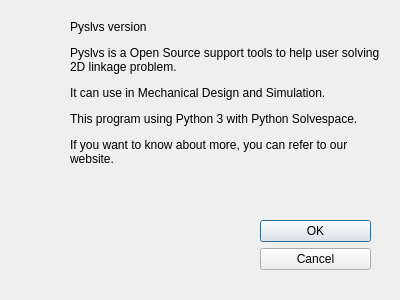
The window that core/info/version.ui (KmolYuan/Pyslvs-UI) describes before a commit, drawn with Qt 5.
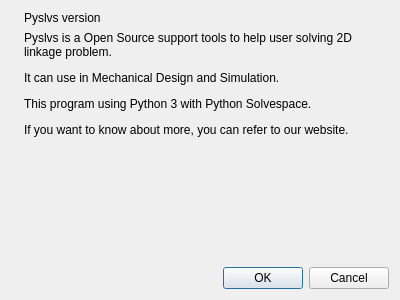
The same window after the commit. Icons and pictures are not drawn.

Patch:
```diff
--- a/core/info/version.ui
+++ b/core/info/version.ui
@@ -41,33 +41,16 @@
   <property name="modal">
    <bool>true</bool>
   </property>
-  <widget class="QDialogButtonBox" name="buttonBox">
-   <property name="geometry">
-    <rect>
-     <x>260</x>
-     <y>220</y>
-     <width>111</width>
-     <height>71</height>
-    </rect>
-   </property>
-   <property name="whatsThis">
-    <string>Click to exit</string>
-   </property>
-   <property name="orientation">
-    <enum>Qt::Vertical</enum>
-   </property>
-   <property name="standardButtons">
-    <set>QDialogButtonBox::Cancel|QDialogButtonBox::Ok</set>
-   </property>
-  </widget>
+  <layout class="QVBoxLayout" name="verticalLayout_2">
+   <item>
+    <layout class="QHBoxLayout" name="horizontalLayout">
+     <item>
   <widget class="QLabel" name="label">
-   <property name="geometry">
-    <rect>
-     <x>10</x>
-     <y>10</y>
-     <width>51</width>
-     <height>51</height>
-    </rect>
+       <property name="sizePolicy">
+        <sizepolicy hsizetype="Fixed" vsizetype="Preferred">
+         <horstretch>0</horstretch>
+         <verstretch>0</verstretch>
+        </sizepolicy>
    </property>
    <property name="whatsThis">
     <string>Pyslvs Icon!</string>
@@ -78,21 +61,33 @@
    <property name="pixmap">
     <pixmap resource="../../icons.qrc">:/icons/main.png</pixmap>
    </property>
-  </widget>
+       <property name="alignment">
+        <set>Qt::AlignLeading|Qt::AlignLeft|Qt::AlignTop</set>
+       </property>
+      </widget>
+     </item>
+     <item>
+      <layout class="QVBoxLayout" name="verticalLayout">
+       <item>
+        <widget class="QLabel" name="versionLabel">
+         <property name="sizePolicy">
+          <sizepolicy hsizetype="Preferred" vsizetype="Fixed">
+           <horstretch>0</horstretch>
+           <verstretch>0</verstretch>
+          </sizepolicy>
+         </property>
+         <property name="text">
+          <string>Pyslvs version</string>
+         </property>
+        </widget>
+       </item>
+       <item>
   <widget class="QLabel" name="label_2">
-   <property name="geometry">
-    <rect>
-     <x>70</x>
-     <y>20</y>
-     <width>311</width>
-     <height>191</height>
-    </rect>
-   </property>
    <property name="whatsThis">
     <string>Version Info</string>
    </property>
    <property name="text">
-    <string>&lt;html&gt;&lt;head/&gt;&lt;body&gt;&lt;p&gt;Pyslvs version&lt;/p&gt;&lt;p&gt;Pyslvs is a Open Source support tools to help user solving 2D linkage problem.&lt;/p&gt;&lt;p&gt;It can use in Mechanical Design and Simulation.&lt;/p&gt;&lt;p&gt;This program using Python 3 with Python Solvespace.&lt;/p&gt;&lt;p&gt;If you want to know about more, you can refer to our website.&lt;/p&gt;&lt;/body&gt;&lt;/html&gt;</string>
+          <string>&lt;html&gt;&lt;head/&gt;&lt;body&gt;&lt;p&gt;Pyslvs is a Open Source support tools to help user solving 2D linkage problem.&lt;/p&gt;&lt;p&gt;It can use in Mechanical Design and Simulation.&lt;/p&gt;&lt;p&gt;This program using Python 3 with Python Solvespace.&lt;/p&gt;&lt;p&gt;If you want to know about more, you can refer to our website.&lt;/p&gt;&lt;/body&gt;&lt;/html&gt;</string>
    </property>
    <property name="textFormat">
     <enum>Qt::RichText</enum>
@@ -104,6 +99,25 @@
     <bool>true</bool>
    </property>
   </widget>
+       </item>
+      </layout>
+     </item>
+    </layout>
+   </item>
+   <item>
+    <widget class="QDialogButtonBox" name="buttonBox">
+     <property name="whatsThis">
+      <string>Click to exit</string>
+     </property>
+     <property name="orientation">
+      <enum>Qt::Horizontal</enum>
+     </property>
+     <property name="standardButtons">
+      <set>QDialogButtonBox::Cancel|QDialogButtonBox::Ok</set>
+     </property>
+    </widget>
+   </item>
+  </layout>
  </widget>
  <resources>
   <include location="../../icons.qrc"/>
```
Lines whose indentation alone changed are shown as unchanged.
